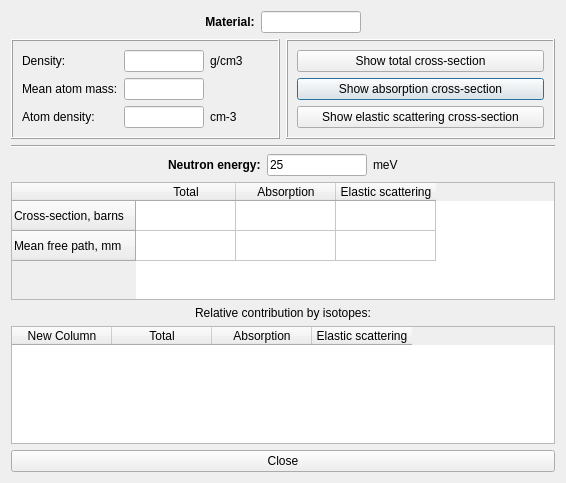
Qt form src/gui/aneutroninfodialog.ui (andrmor/ANTS2) before a commit.
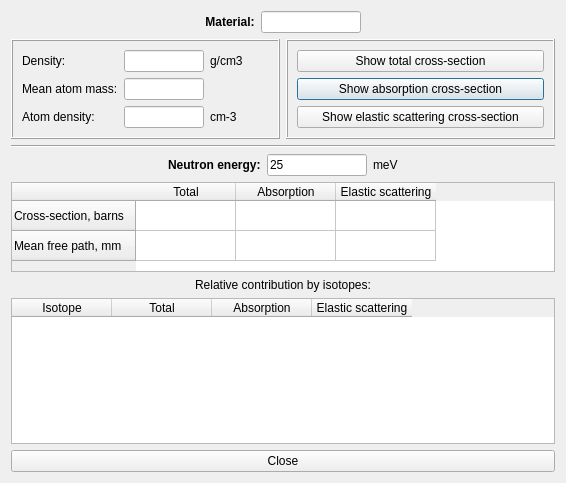
The same form after that commit.

What changed in the file:
```diff
--- a/src/gui/aneutroninfodialog.ui
+++ b/src/gui/aneutroninfodialog.ui
@@ -289,6 +289,18 @@
    </item>
    <item>
     <widget class="QTableWidget" name="tabwMain">
+     <property name="sizePolicy">
+      <sizepolicy hsizetype="Expanding" vsizetype="Fixed">
+       <horstretch>0</horstretch>
+       <verstretch>0</verstretch>
+      </sizepolicy>
+     </property>
+     <property name="maximumSize">
+      <size>
+       <width>16777215</width>
+       <height>90</height>
+      </size>
+     </property>
      <row>
       <property name="text">
        <string>Cross-section, barns</string>
@@ -330,7 +342,7 @@
     <widget class="QTableWidget" name="tableWidget">
      <column>
       <property name="text">
-       <string>New Column</string>
+       <string>Isotope</string>
       </property>
      </column>
      <column>
```
Left out of the diff: 2 changed lines with no effect on the pictures.
